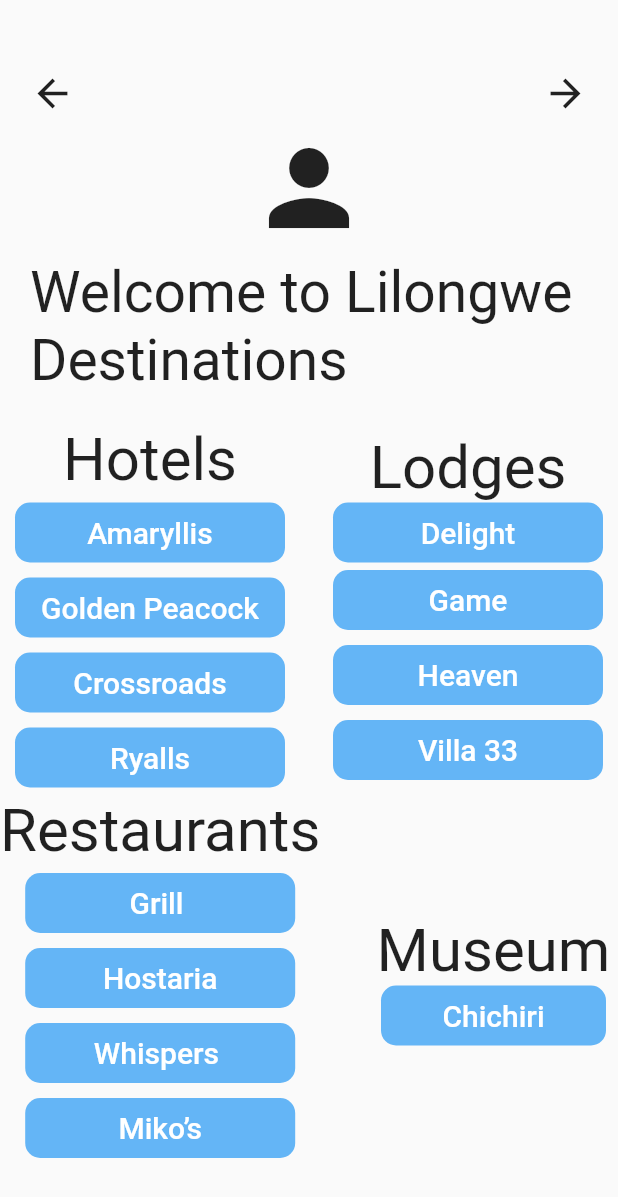
After one commit to shadkasera/leisure_app, a Flutter app: the Lilongwe screen opened directly, on a phone screen of 412 x 824 dp. The commit adds this screen. Shown: the top 1197 px of the screen. Run offline on Flutter 3.47's test engine with Material 2 defaults, Android fonts, the light colour scheme and no system bars.

Commit message:
updated files

```diff
--- a/lib/pages/homepage.dart
+++ b/lib/pages/homepage.dart
@@ -1,4 +1,6 @@
 import 'package:flutter/material.dart';
+import 'package:leisure_app/pages/blantyre.dart';
+import 'package:leisure_app/pages/lilongwe.dart';
 import 'package:leisure_app/pages/login.dart';
 
 class HomePage extends StatelessWidget {
@@ -85,7 +87,15 @@ class HomePage extends StatelessWidget {
             Row(
               mainAxisAlignment: MainAxisAlignment.spaceBetween,
               children: [
-                Column(
+                GestureDetector(onTap: () {
+                  Navigator.push(
+                            context,
+                            MaterialPageRoute(
+                              builder: (context) => const Lilongwe(),
+                            ),
+                          );
+                },
+                  child: Column(
                     children: [
                       const Text(
                         'Lilongwe',
@@ -101,8 +111,17 @@ class HomePage extends StatelessWidget {
                       ),
                     ],
                   ),
+                ),
                 //assets
-                Column(
+                GestureDetector(onTap: () {
+                  Navigator.push(
+                            context,
+                            MaterialPageRoute(
+                              builder: (context) => const Blantyre(),
+                            ),
+                          );
+                },
+                  child: Column(
                     children: [
                       const Text(
                         'Blantyre',
@@ -118,6 +137,7 @@ class HomePage extends StatelessWidget {
                       ),
                     ],
                   ),
+                ),
                 //assets
               ],
             ),
--- /dev/null
+++ b/lib/pages/lilongwe.dart
@@ -0,0 +1,445 @@
+import 'package:flutter/material.dart';
+import 'package:leisure_app/pages/homepage.dart';
+
+class Lilongwe extends StatelessWidget {
+  const Lilongwe({Key? key});
+
+  @override
+  Widget build(BuildContext context) {
+    return Scaffold(
+      body: Center(
+        child: Column(
+          mainAxisAlignment: MainAxisAlignment.center,
+          children: [
+            Padding(
+              padding: const EdgeInsets.symmetric(horizontal: 20),
+              child: Row(
+                mainAxisAlignment: MainAxisAlignment.spaceBetween,
+                children: [
+                  GestureDetector(
+                    onTap: () {
+                      Navigator.push(
+                        context,
+                        MaterialPageRoute(
+                          builder: (context) => const HomePage(),
+                        ),
+                      );
+                    },
+                    child: Icon(
+                      Icons.arrow_back,
+                      size: 30,
+                    ),
+                  ),
+                  GestureDetector(onTap: () {
+                    // Navigator.push(
+                      //   context,
+                      //   MaterialPageRoute(
+                      //     builder: (context) => const HomePage(),
+                      //   ),
+                      // );
+                  },
+                    child: Icon(
+                      Icons.arrow_forward,
+                      size: 30,
+                    ),
+                  ),
+                ],
+              ),
+            ),
+            Row(
+              mainAxisAlignment: MainAxisAlignment.center,
+              children: const [
+                Padding(
+                  padding: EdgeInsets.all(8.0),
+                  child: Icon(
+                    Icons.person,
+                    size: 80,
+                  ),
+                ),
+              ],
+            ),
+            const Padding(
+              padding: EdgeInsets.symmetric(horizontal: 20),
+              child: Text(
+                'Welcome to Lilongwe Destinations',
+                style: TextStyle(fontSize: 38),
+              ),
+            ),
+            const SizedBox(height: 20),
+            Row(
+              mainAxisAlignment: MainAxisAlignment.spaceBetween,
+              children: [
+                Column(
+                  children: [
+                    const Text(
+                      'Hotels',
+                      style: TextStyle(fontSize: 40),
+                    ),
+                    //one
+                    Padding(
+                      padding: const EdgeInsets.symmetric(
+                          horizontal: 10, vertical: 5),
+                      child: Container(
+                        width: 180,
+                        height: 40,
+                        decoration: BoxDecoration(
+                          color: Colors.blue[300],
+                          borderRadius: BorderRadius.circular(10),
+                        ),
+                        child: TextButton(
+                          onPressed: () {
+                            // Button pressed callback
+                          },
+                          child: const Text(
+                            'Amaryllis',
+                            style: TextStyle(
+                              fontSize: 20,
+                              color: Colors.white,
+                            ),
+                          ),
+                        ),
+                      ),
+                    ),
+                    //another
+                    Padding(
+                      padding: const EdgeInsets.symmetric(
+                          horizontal: 10, vertical: 5),
+                      child: Container(
+                        width: 180,
+                        height: 40,
+                        decoration: BoxDecoration(
+                          color: Colors.blue[300],
+                          borderRadius: BorderRadius.circular(10),
+                        ),
+                        child: TextButton(
+                          onPressed: () {
+                            // Button pressed callback
+                          },
+                          child: const Text(
+                            'Golden Peacock',
+                            style: TextStyle(
+                              fontSize: 20,
+                              color: Colors.white,
+                            ),
+                          ),
+                        ),
+                      ),
+                    ),
+                    //another
+                    Padding(
+                      padding: const EdgeInsets.symmetric(
+                          horizontal: 10, vertical: 5),
+                      child: Container(
+                        width: 180,
+                        height: 40,
+                        decoration: BoxDecoration(
+                          color: Colors.blue[300],
+                          borderRadius: BorderRadius.circular(10),
+                        ),
+                        child: TextButton(
+                          onPressed: () {
+                            // Button pressed callback
+                          },
+                          child: const Text(
+                            'Crossroads',
+                            style: TextStyle(
+                              fontSize: 20,
+                              color: Colors.white,
+                            ),
+                          ),
+                        ),
+                      ),
+                    ),
+                    //another
+                    Padding(
+                      padding: const EdgeInsets.symmetric(
+                          horizontal: 10, vertical: 5),
+                      child: Container(
+                        width: 180,
+                        height: 40,
+                        decoration: BoxDecoration(
+                          color: Colors.blue[300],
+                          borderRadius: BorderRadius.circular(10),
+                        ),
+                        child: TextButton(
+                          onPressed: () {
+                            // Button pressed callback
+                          },
+                          child: const Text(
+                            'Ryalls',
+                            style: TextStyle(
+                              fontSize: 20,
+                              color: Colors.white,
+                            ),
+                          ),
+                        ),
+                      ),
+                    ),
+                    //another
+                  ],
+                ),
+                //assets
+                Column(
+                  children: [
+                    const Text(
+                      'Lodges',
+                      style: TextStyle(fontSize: 40),
+                    ),
+                    Padding(
+                      padding: const EdgeInsets.symmetric(horizontal: 10),
+                      child: Container(
+                        width: 180,
+                        height: 40,
+                        decoration: BoxDecoration(
+                          color: Colors.blue[300],
+                          borderRadius: BorderRadius.circular(10),
+                        ),
+                        child: TextButton(
+                          onPressed: () {
+                            // Button pressed callback
+                          },
+                          child: const Text(
+                            'Delight',
+                            style: TextStyle(
+                              fontSize: 20,
+                              color: Colors.white,
+                            ),
+                          ),
+                        ),
+                      ),
+                    ),
+                    Padding(
+                      padding: const EdgeInsets.symmetric(
+                          horizontal: 10, vertical: 5),
+                      child: Container(
+                        width: 180,
+                        height: 40,
+                        decoration: BoxDecoration(
+                          color: Colors.blue[300],
+                          borderRadius: BorderRadius.circular(10),
+                        ),
+                        child: TextButton(
+                          onPressed: () {
+                            // Button pressed callback
+                          },
+                          child: const Text(
+                            'Game',
+                            style: TextStyle(
+                              fontSize: 20,
+                              color: Colors.white,
+                            ),
+                          ),
+                        ),
+                      ),
+                    ),
+                    //one
+                    Padding(
+                      padding: const EdgeInsets.symmetric(
+                          horizontal: 10, vertical: 5),
+                      child: Container(
+                        width: 180,
+                        height: 40,
+                        decoration: BoxDecoration(
+                          color: Colors.blue[300],
+                          borderRadius: BorderRadius.circular(10),
+                        ),
+                        child: TextButton(
+                          onPressed: () {
+                            // Button pressed callback
+                          },
+                          child: const Text(
+                            'Heaven',
+                            style: TextStyle(
+                              fontSize: 20,
+                              color: Colors.white,
+                            ),
+                          ),
+                        ),
+                      ),
+                    ),
+                    //one
+                    Padding(
+                      padding: const EdgeInsets.symmetric(
+                          horizontal: 10, vertical: 5),
+                      child: Container(
+                        width: 180,
+                        height: 40,
+                        decoration: BoxDecoration(
+                          color: Colors.blue[300],
+                          borderRadius: BorderRadius.circular(10),
+                        ),
+                        child: TextButton(
+                          onPressed: () {
+                            // Button pressed callback
+                          },
+                          child: const Text(
+                            'Villa 33',
+                            style: TextStyle(
+                              fontSize: 20,
+                              color: Colors.white,
+                            ),
+                          ),
+                        ),
+                      ),
+                    ),
+                    //one
+                  ],
+                ),
+                //assets
+              ],
+            ),
+            Row(
+              mainAxisAlignment: MainAxisAlignment.spaceBetween,
+              children: [
+                Column(
+                  children: [
+                    const Text(
+                      'Restaurants',
+                      style: TextStyle(fontSize: 40),
+                    ),
+                    //one
+                    Padding(
+                      padding: const EdgeInsets.symmetric(
+                          horizontal: 10, vertical: 5),
+                      child: Container(
+                        width: 180,
+                        height: 40,
+                        decoration: BoxDecoration(
+                          color: Colors.blue[300],
+                          borderRadius: BorderRadius.circular(10),
+                        ),
+                        child: TextButton(
+                          onPressed: () {
+                            // Button pressed callback
+                          },
+                          child: const Text(
+                            'Grill ',
+                            style: TextStyle(
+                              fontSize: 20,
+                              color: Colors.white,
+                            ),
+                          ),
+                        ),
+                      ),
+                    ),
+                    //another
+                    Padding(
+                      padding: const EdgeInsets.symmetric(
+                          horizontal: 10, vertical: 5),
+                      child: Container(
+                        width: 180,
+                        height: 40,
+                        decoration: BoxDecoration(
+                          color: Colors.blue[300],
+                          borderRadius: BorderRadius.circular(10),
+                        ),
+                        child: TextButton(
+                          onPressed: () {
+                            // Button pressed callback
+                          },
+                          child: const Text(
+                            'Hostaria',
+                            style: TextStyle(
+                              fontSize: 20,
+                              color: Colors.white,
+                            ),
+                          ),
+                        ),
+                      ),
+                    ),
+                    //another
+                    Padding(
+                      padding: const EdgeInsets.symmetric(
+                          horizontal: 10, vertical: 5),
+                      child: Container(
+                        width: 180,
+                        height: 40,
+                        decoration: BoxDecoration(
+                          color: Colors.blue[300],
+                          borderRadius: BorderRadius.circular(10),
+                        ),
+                        child: TextButton(
+                          onPressed: () {
+                            // Button pressed callback
+                          },
+                          child: const Text(
+                            'Whispers ',
+                            style: TextStyle(
+                              fontSize: 20,
+                              color: Colors.white,
+                            ),
+                          ),
+                        ),
+                      ),
+                    ),
+                    //another
+                    Padding(
+                      padding: const EdgeInsets.symmetric(
+                          horizontal: 10, vertical: 5),
+                      child: Container(
+                        width: 180,
+                        height: 40,
+                        decoration: BoxDecoration(
+                          color: Colors.blue[300],
+                          borderRadius: BorderRadius.circular(10),
+                        ),
+                        child: TextButton(
+                          onPressed: () {
+                            // Button pressed callback
+                          },
+                          child: const Text(
+                            'Miko’s',
+                            style: TextStyle(
+                              fontSize: 20,
+                              color: Colors.white,
+                            ),
+                          ),
+                        ),
+                      ),
+                    ),
+                    //another
+                  ],
+                ),
+                //assets
+                Column(
+                  children: [
+                    const Text(
+                      'Museum',
+                      style: TextStyle(fontSize: 40),
+                    ),
+                    Padding(
+                      padding: const EdgeInsets.symmetric(horizontal: 8),
+                      child: Container(
+                        width: 150,
+                        height: 40,
+                        decoration: BoxDecoration(
+                          color: Colors.blue[300],
+                          borderRadius: BorderRadius.circular(10),
+                        ),
+                        child: TextButton(
+                          onPressed: () {
+                            // Button pressed callback
+                          },
+                          child: const Text(
+                            'Chichiri',
+                            style: TextStyle(
+                              fontSize: 20,
+                              color: Colors.white,
+                            ),
+                          ),
+                        ),
+                      ),
+                    ),
+
+                    //one
+                  ],
+                ),
+                //assets
+              ],
+            ),
+          ],
+        ),
+      ),
+    );
+  }
+}
```
Lines whose indentation alone changed are shown as unchanged.
